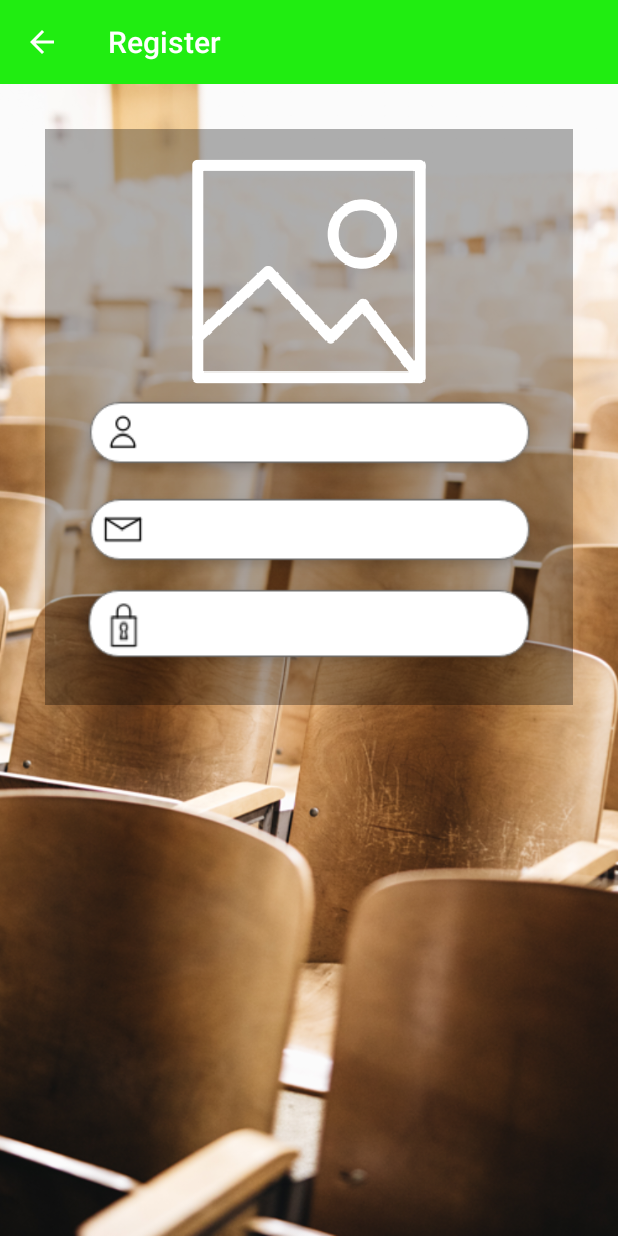
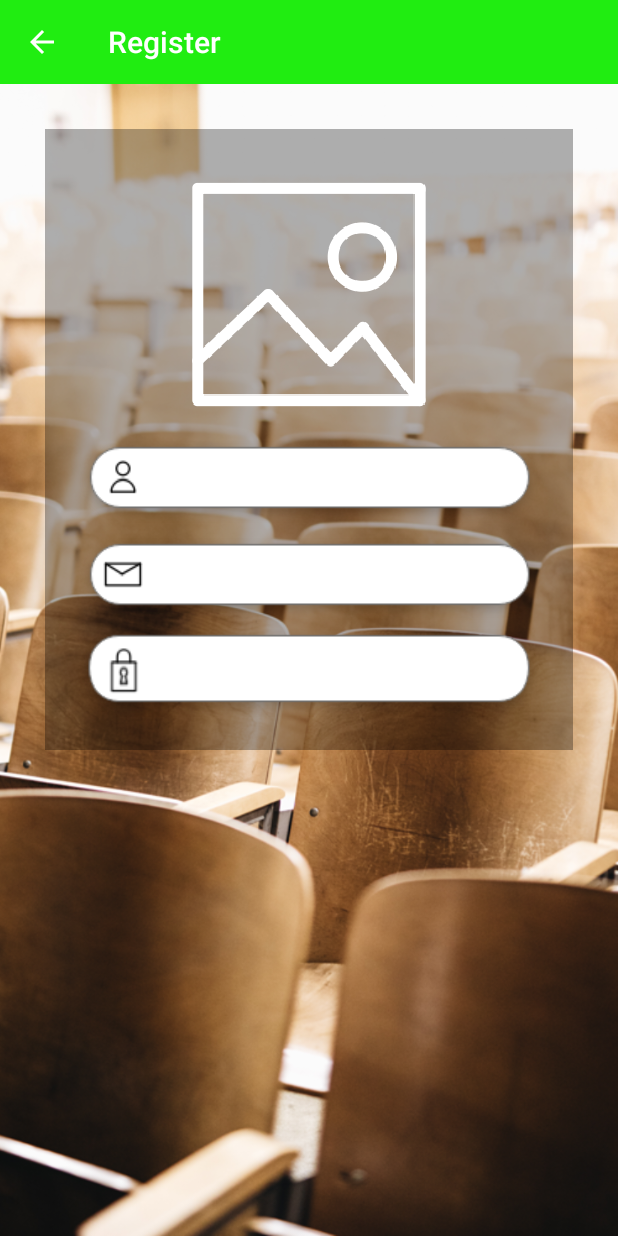
Before and after one commit to ultramanbee/MBWfriend, an Android app: the screen it shows after launch (MainActivity), after a tap on "New Register", on a phone screen of 412 x 824 dp. Run offline under Robolectric (Android 15) with nearby library versions, the light colour scheme and no system bars.

Commit message:
Finish 28June Complet

```diff
--- a/app/src/main/AndroidManifest.xml
+++ b/app/src/main/AndroidManifest.xml
@@ -1,6 +1,8 @@
 <?xml version="1.0" encoding="utf-8"?>
 <manifest xmlns:android="http://schemas.android.com/apk/res/android"
     package="com.example.office.mbwfriend">
+
+    <uses-permission android:name="android.permission.READ_EXTERNAL_STORAGE" />
 
     <application
         android:allowBackup="true"
--- a/app/src/main/java/com/example/office/mbwfriend/fragment/RegisterFragment.java
+++ b/app/src/main/java/com/example/office/mbwfriend/fragment/RegisterFragment.java
@@ -1,5 +1,9 @@
 package com.example.office.mbwfriend.fragment;
 
+import android.content.Intent;
+import android.graphics.Bitmap;
+import android.graphics.BitmapFactory;
+import android.net.Uri;
 import android.os.Bundle;
 import android.support.annotation.NonNull;
 import android.support.annotation.Nullable;
@@ -8,17 +12,61 @@ import android.support.v7.widget.Toolbar;
 import android.view.LayoutInflater;
 import android.view.View;
 import android.view.ViewGroup;
+import android.widget.ImageView;
 
 import com.example.office.mbwfriend.MainActivity;
 import com.example.office.mbwfriend.R;
 
 public class RegisterFragment extends Fragment{
 
+    private ImageView imageView;
+    private Uri uri;
+
     @Override
     public void onActivityCreated(@Nullable Bundle savedInstanceState) {
         super.onActivityCreated(savedInstanceState);
 
 //        Create Toolbar
+        createToolbar();
+
+//        Avatar Controller
+        imageView = getView().findViewById(R.id.imvavatar);
+        imageView.setOnClickListener(new View.OnClickListener() {
+            @Override
+            public void onClick(View view) {
+
+                Intent intent = new Intent(Intent.ACTION_GET_CONTENT);
+                intent.setType("image/*");
+                startActivityForResult(Intent.createChooser(intent,"Choose App"), 1);
+            }
+        });
+
+
+    } //Main Method
+
+    @Override
+    public void onActivityResult(int requestCode, int resultCode, Intent data) {
+        super.onActivityResult(requestCode, resultCode, data);
+
+        if(resultCode == getActivity().RESULT_OK){
+
+            uri = data.getData();
+
+            try {
+
+                Bitmap bitmap = BitmapFactory.decodeStream(getActivity().getContentResolver().openInputStream(uri));
+                imageView.setImageBitmap(bitmap);
+
+
+            }catch (Exception e){
+                e.printStackTrace();
+            }
+
+        }  //if
+
+    } //Result
+
+    private void createToolbar() {
         Toolbar toolbar = getView().findViewById(R.id.toolbarRegister);
         ((MainActivity) getActivity()).setSupportActionBar(toolbar);
 
@@ -31,9 +79,7 @@ public class RegisterFragment extends Fragment{
                 getActivity().getSupportFragmentManager().popBackStack();
             }
         });
-
-
-    } //Main Method
+    }
 
     @Nullable
     @Override
--- a/app/src/main/res/layout/fragment_register.xml
+++ b/app/src/main/res/layout/fragment_register.xml
@@ -26,11 +26,12 @@
 
         <!--Avatar-->
         <ImageView
+            android:scaleType="centerInside"
             android:id="@+id/imvavatar"
             android:layout_gravity="center_horizontal"
             android:src="@drawable/image"
-            android:layout_width="wrap_content"
-            android:layout_height="wrap_content" />
+            android:layout_width="200dp"
+            android:layout_height="180dp" />
 
         <!--Name-->
         <EditText
```
